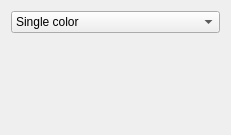
Qt form Qt/ApplicationComponents/Resources/UI/pqBackgroundEditorWidget.ui (Kitware/ParaView) before a commit.
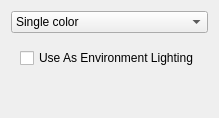
The same form after that commit. Custom widgets are drawn as their Qt base class.

What changed in the file:
```diff
--- a/Qt/ApplicationComponents/Resources/UI/pqBackgroundEditorWidget.ui
+++ b/Qt/ApplicationComponents/Resources/UI/pqBackgroundEditorWidget.ui
@@ -2,14 +2,6 @@
 <ui version="4.0">
  <class>BackgroundEditorWidget</class>
  <widget class="QWidget" name="BackgroundEditorWidget">
-  <property name="geometry">
-   <rect>
-    <x>0</x>
-    <y>0</y>
-    <width>231</width>
-    <height>135</height>
-   </rect>
-  </property>
   <property name="sizePolicy">
    <sizepolicy hsizetype="Preferred" vsizetype="Minimum">
     <horstretch>0</horstretch>
@@ -130,6 +122,13 @@
      </widget>
      <widget class="QWidget" name="page_3">
       <layout class="QVBoxLayout" name="page3Layout">
+       <item>
+        <widget class="QCheckBox" name="EnvLighting">
+         <property name="text">
+          <string>Use As Environment Lighting</string>
+         </property>
+        </widget>
+       </item>
        <item>
         <spacer name="verticalSpacer_2">
          <property name="orientation">
@@ -159,11 +158,6 @@
    <header>pqColorChooserButtonWithPalettes.h</header>
    <container>1</container>
   </customwidget>
-  <customwidget>
-   <class>pqTextureComboBox</class>
-   <extends>QComboBox</extends>
-   <header>pqTextureComboBox.h</header>
-  </customwidget>
  </customwidgets>
  <resources/>
  <connections/>
```
Left out of the diff: 5 changed lines with no effect on the pictures.
